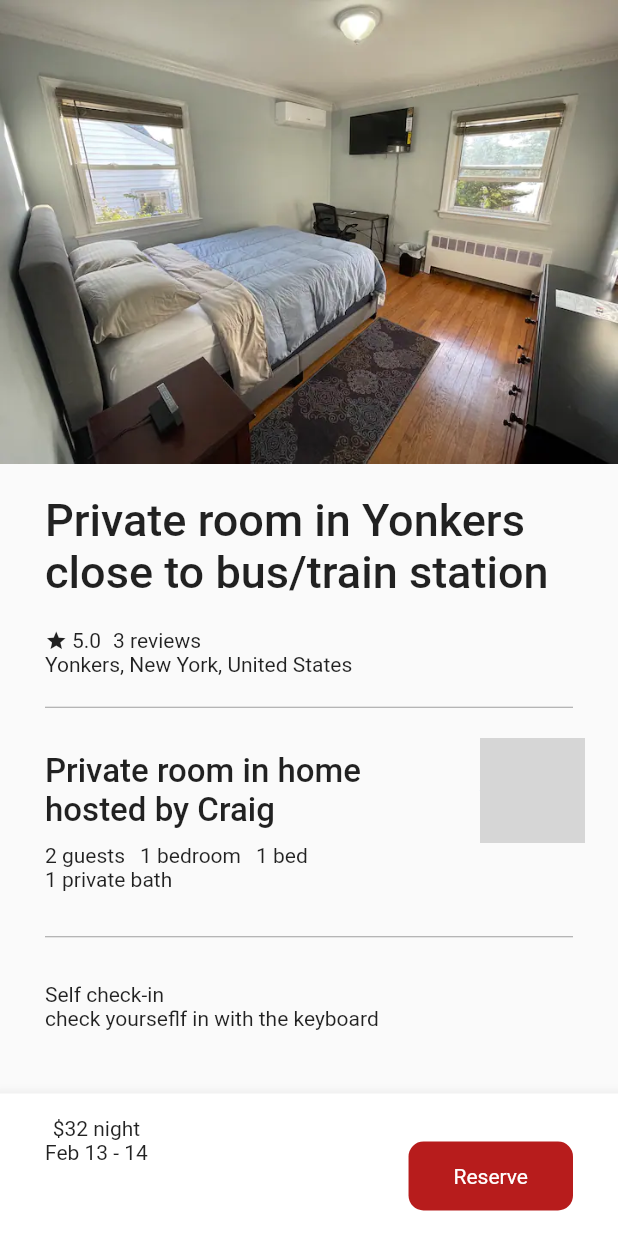
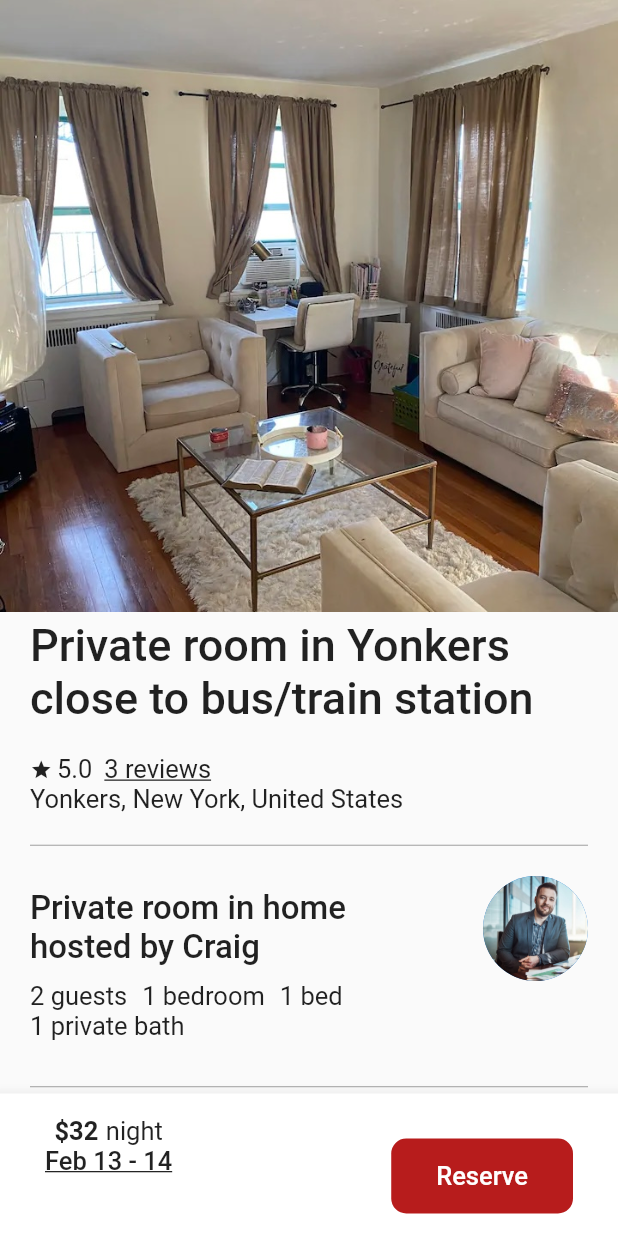
Before and after one commit to augustineayeh/airbnb_ui_clone, a Flutter app: the screen it shows after launch, on a phone screen of 412 x 824 dp. Run offline on Flutter 3.47's test engine with Material 2 defaults, Android fonts, the phone set to English and light mode, and no system bars; Roboto replaces fonts that are missing (monsterat); grey boxes are pictures that could not be loaded.

Commit message:
added readme_files

```diff
--- a/lib/screens/book_room/book_room.dart
+++ b/lib/screens/book_room/book_room.dart
@@ -15,7 +15,26 @@ class BookRoom extends StatelessWidget {
             mainAxisAlignment: MainAxisAlignment.spaceBetween,
             children: [
               Column(
-                children: const [Text(r'$32 night'), Text('Feb 13 - 14')],
+                children: [
+                  Row(
+                    children: const [
+                      Text(r'$32',
+                          style: TextStyle(
+                              fontSize: 17, fontWeight: FontWeight.w600)),
+                      SizedBox(
+                        width: 5,
+                      ),
+                      Text('night',
+                          style: TextStyle(
+                              fontSize: 17, fontWeight: FontWeight.w400))
+                    ],
+                  ),
+                  const Text('Feb 13 - 14',
+                      style: TextStyle(
+                          fontSize: 17,
+                          fontWeight: FontWeight.w500,
+                          decoration: TextDecoration.underline))
+                ],
               ),
               Container(
                   padding:
@@ -25,22 +44,27 @@ class BookRoom extends StatelessWidget {
                       borderRadius: BorderRadius.circular(10)),
                   child: const Text(
                     'Reserve',
-                    style: TextStyle(color: Colors.white),
+                    style: TextStyle(
+                      color: Colors.white,
+                      fontSize: 17,
+                      fontWeight: FontWeight.w500,
+                    ),
                   ))
             ],
           ),
         )),
       ),
-      body: Column(
+      body: SingleChildScrollView(
+        child: Column(
           children: [
             Image.asset(
-            'assets/images/house4.webp',
+              'assets/images/home3 2.jpg',
             ),
             const SizedBox(
-            height: 20,
+              height: 5,
             ),
             Padding(
-            padding: const EdgeInsets.only(left: 30, right: 30),
+              padding: const EdgeInsets.only(left: 20, right: 20),
               child: Column(
                 crossAxisAlignment: CrossAxisAlignment.start,
                 children: [
@@ -60,15 +84,29 @@ class BookRoom extends StatelessWidget {
                       SizedBox(
                         width: 3,
                       ),
-                    Text('5.0'),
+                      Text(
+                        '5.0',
+                        style: TextStyle(
+                            fontSize: 17, fontWeight: FontWeight.w400),
+                      ),
                       SizedBox(
                         width: 8,
                       ),
-                    Text('3 reviews')
+                      Text(
+                        '3 reviews',
+                        style: TextStyle(
+                            fontSize: 17,
+                            fontWeight: FontWeight.w400,
+                            decoration: TextDecoration.underline),
+                      )
                     ],
                   ),
                   Row(
-                  children: const [Text('Yonkers, New York, United States')],
+                    children: const [
+                      Text('Yonkers, New York, United States',
+                          style: TextStyle(
+                              fontSize: 17, fontWeight: FontWeight.w400))
+                    ],
                   ),
                   const SizedBox(
                     height: 20,
@@ -95,25 +133,33 @@ class BookRoom extends StatelessWidget {
                       CircleAvatar(
                         radius: 35,
                         backgroundImage: AssetImage(
-                        "assets/images/man.jpeg",
+                          "assets/images/man2.jpeg",
                         ),
                       )
                     ],
                   ),
                   Row(
                     children: const [
-                    Text('2 guests'),
+                      Text('2 guests',
+                          style: TextStyle(
+                              fontSize: 17, fontWeight: FontWeight.w400)),
                       SizedBox(
                         width: 10,
                       ),
-                    Text('1 bedroom'),
+                      Text('1 bedroom',
+                          style: TextStyle(
+                              fontSize: 17, fontWeight: FontWeight.w400)),
                       SizedBox(
                         width: 10,
                       ),
-                    Text('1 bed'),
+                      Text('1 bed',
+                          style: TextStyle(
+                              fontSize: 17, fontWeight: FontWeight.w400)),
                     ],
                   ),
-                const Text('1 private bath'),
+                  const Text('1 private bath',
+                      style:
+                          TextStyle(fontSize: 17, fontWeight: FontWeight.w400)),
                   const SizedBox(
                     height: 30,
                   ),
@@ -126,13 +172,29 @@ class BookRoom extends StatelessWidget {
                   ),
                   Row(
                     children: [
-                    Column(
-                      crossAxisAlignment: CrossAxisAlignment.start,
+                      Image.asset(
+                        'assets/images/door.png',
+                        height: 30,
+                        width: 30,
+                      ),
+                      const SizedBox(
+                        width: 15,
+                      ),
+                      const Text('Self check-in',
+                          style: TextStyle(
+                              fontSize: 17, fontWeight: FontWeight.w500)),
+                    ],
+                  ),
+                  Row(
                     children: const [
-                        Text('Self check-in'),
-                        Text('check yourseflf in with the keyboard')
-                      ],
-                    )
+                      SizedBox(
+                        width: 45,
+                      ),
+                      Text('Check yourself in with the keyboard',
+                          style: TextStyle(
+                              fontSize: 17,
+                              fontWeight: FontWeight.w400,
+                              color: Colors.grey)),
                     ],
                   )
                 ],
@@ -140,6 +202,7 @@ class BookRoom extends StatelessWidget {
             )
           ],
         ),
+      ),
     );
   }
 }
--- a/lib/screens/explore/widgets/destinations.dart
+++ b/lib/screens/explore/widgets/destinations.dart
@@ -90,7 +90,7 @@ class Destinations extends StatelessWidget {
             ],
           ),
           const SizedBox(
-            height: 40,
+            height: 30,
           ),
           Column(
             crossAxisAlignment: CrossAxisAlignment.start,
@@ -171,7 +171,7 @@ class Destinations extends StatelessWidget {
             ],
           ),
           const SizedBox(
-            height: 40,
+            height: 30,
           ),
           Column(
             crossAxisAlignment: CrossAxisAlignment.start,
@@ -251,6 +251,9 @@ class Destinations extends StatelessWidget {
               )
             ],
           ),
+          const SizedBox(
+            height: 30,
+          )
         ],
       ),
     );
```
Also changed, not shown: assets/images/door.png (added), assets/images/home.webp (added), assets/images/home2.webp (added), assets/images/home3 2.jpg (added), assets/images/home3.jpg (added), assets/images/home3.webp (added), assets/images/man2.jpeg (added), assets/images/room.webp (added), readme_files/book_room.png (added), readme_files/explore_screen.png (added), readme_files/explore_screen2.png (added), 1 other file. Lines whose indentation alone changed are shown as unchanged.
